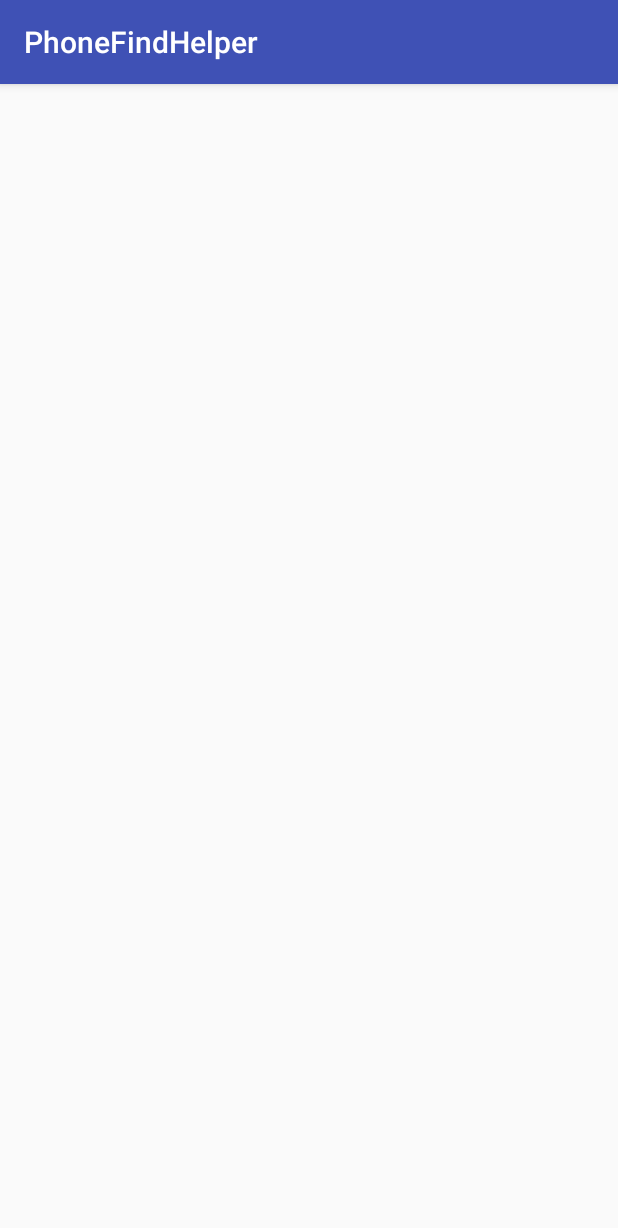
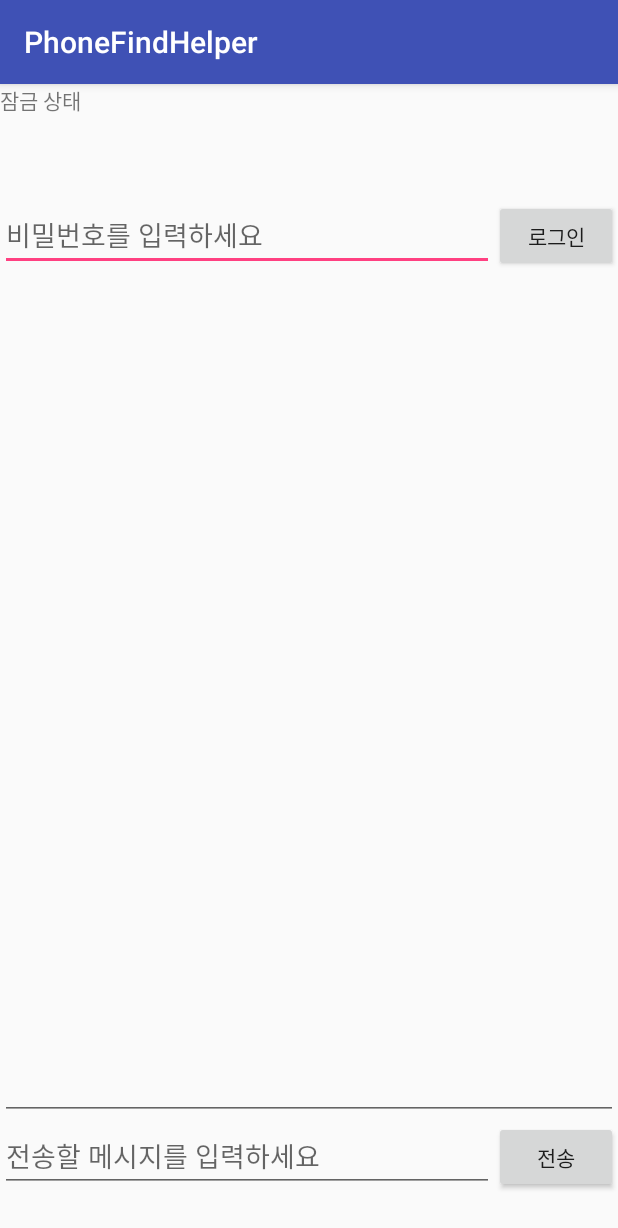
Before and after one commit to joojongwoon2/shinhan_android_2017, an Android app: the LockActivity screen opened directly, with no data from a screen before it, on a phone screen of 412 x 824 dp. Shown: the top 1228 px of the screen. Run offline under Robolectric (Android 15) with nearby library versions, the phone set to English and light mode, and no system bars.

Commit message:
분실폰 등록 변경

```diff
--- a/PhoneFindHelper/app/src/main/java/com/shinhan/phonefindhelper/LockActivity.java
+++ b/PhoneFindHelper/app/src/main/java/com/shinhan/phonefindhelper/LockActivity.java
@@ -2,6 +2,7 @@ package com.shinhan.phonefindhelper;
 
 import android.support.v7.app.AppCompatActivity;
 import android.os.Bundle;
+import android.view.View;
 
 public class LockActivity extends AppCompatActivity {
 
@@ -10,4 +11,12 @@ public class LockActivity extends AppCompatActivity {
         super.onCreate(savedInstanceState);
         setContentView(R.layout.activity_lock);
     }
+
+    public void onButtonLogin(View view){
+
+    }
+
+    public void onButtonSend(View view){
+
+    }
 }
--- a/PhoneFindHelper/app/src/main/java/com/shinhan/phonefindhelper/MainActivity.java
+++ b/PhoneFindHelper/app/src/main/java/com/shinhan/phonefindhelper/MainActivity.java
@@ -13,17 +13,17 @@ public class MainActivity extends AppCompatActivity {
         setContentView(R.layout.activity_main);
     }
 
-    public void infoClicked(View view){
+    public void onButtonInfoClicked(View view){
         Intent updateIndent = new Intent(MainActivity.this, UpdateInfoActivity.class);
         startActivity(updateIndent);
     }
 
-    public void registlostClicked(View view){
+    public void onButtonLostClicked(View view){
         Intent registIndent = new Intent(MainActivity.this, RegistLostActivity.class);
         startActivity(registIndent);
     }
 
-    public void confirmationlocationClicked(View view){
+    public void onButtonLocationClicked(View view){
         Intent lockIndent = new Intent(MainActivity.this, ConfirmationLocationActivity.class);
         startActivity(lockIndent);
     }
--- a/PhoneFindHelper/app/src/main/res/layout/activity_lock.xml
+++ b/PhoneFindHelper/app/src/main/res/layout/activity_lock.xml
@@ -1,9 +1,69 @@
 <?xml version="1.0" encoding="utf-8"?>
-<android.support.constraint.ConstraintLayout xmlns:android="http://schemas.android.com/apk/res/android"
+<LinearLayout
+    xmlns:android="http://schemas.android.com/apk/res/android"
     xmlns:app="http://schemas.android.com/apk/res-auto"
     xmlns:tools="http://schemas.android.com/tools"
     android:layout_width="match_parent"
     android:layout_height="match_parent"
+    android:orientation="vertical"
     tools:context="com.shinhan.phonefindhelper.LockActivity">
 
-</android.support.constraint.ConstraintLayout>
+    <LinearLayout
+        android:layout_width="match_parent"
+        android:layout_height="0dp"
+        android:layout_weight="10">
+        <TextView
+            android:layout_width="match_parent"
+            android:layout_height="wrap_content"
+            android:text="잠금 상태"/>
+    </LinearLayout>
+
+    <LinearLayout
+        android:layout_width="match_parent"
+        android:layout_height="0dp"
+        android:layout_weight="10"
+        android:orientation="horizontal">
+        <EditText
+            android:layout_width="0dp"
+            android:layout_height="wrap_content"
+            android:layout_weight="80"
+            android:hint="비밀번호를 입력하세요"/>
+        <Button
+            android:id="@+id/buttonLogin"
+            android:layout_width="0dp"
+            android:layout_height="wrap_content"
+            android:layout_weight="20"
+            android:text="로그인"
+            android:onClick="onButtonLogin"/>
+    </LinearLayout>
+
+    <LinearLayout
+        android:layout_width="match_parent"
+        android:layout_height="0dp"
+        android:layout_weight="70">
+        <EditText
+            android:layout_width="match_parent"
+            android:layout_height="match_parent"
+            android:lines="20"/>
+    </LinearLayout>
+
+    <LinearLayout
+        android:layout_width="match_parent"
+        android:layout_height="0dp"
+        android:layout_weight="10"
+        android:orientation="horizontal">
+        <EditText
+            android:layout_width="0dp"
+            android:layout_height="wrap_content"
+            android:layout_weight="80"
+            android:hint="전송할 메시지를 입력하세요"/>
+        <Button
+            android:id="@+id/buttonSend"
+            android:layout_width="0dp"
+            android:layout_height="wrap_content"
+            android:layout_weight="20"
+            android:text="전송"
+            android:onClick="onButtonSend"/>
+    </LinearLayout>
+
+</LinearLayout>
```
Also changed, not shown: PhoneFindHelper/app/src/main/AndroidManifest.xml (+6 -1 lines), PhoneFindHelper/app/src/main/java/com/shinhan/phonefindhelper/LockReceiver.java (added, +16 -0 lines), PhoneFindHelper/app/src/main/res/layout/activity_confirmation_location.xml (+9 -2 lines), PhoneFindHelper/app/src/main/res/layout/activity_main.xml (+6 -6 lines), PhoneFindHelper/app/src/main/res/layout/activity_regist_lost.xml (+9 -2 lines), PhoneFindHelper/app/src/main/res/layout/activity_update_info.xml (+4 -3 lines).
